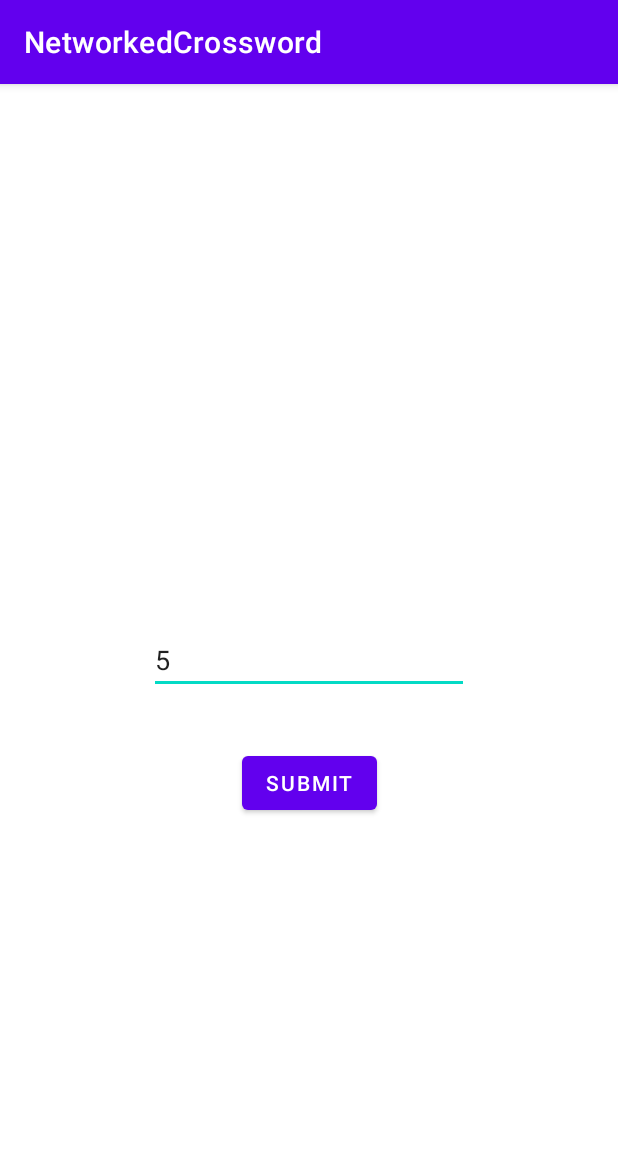
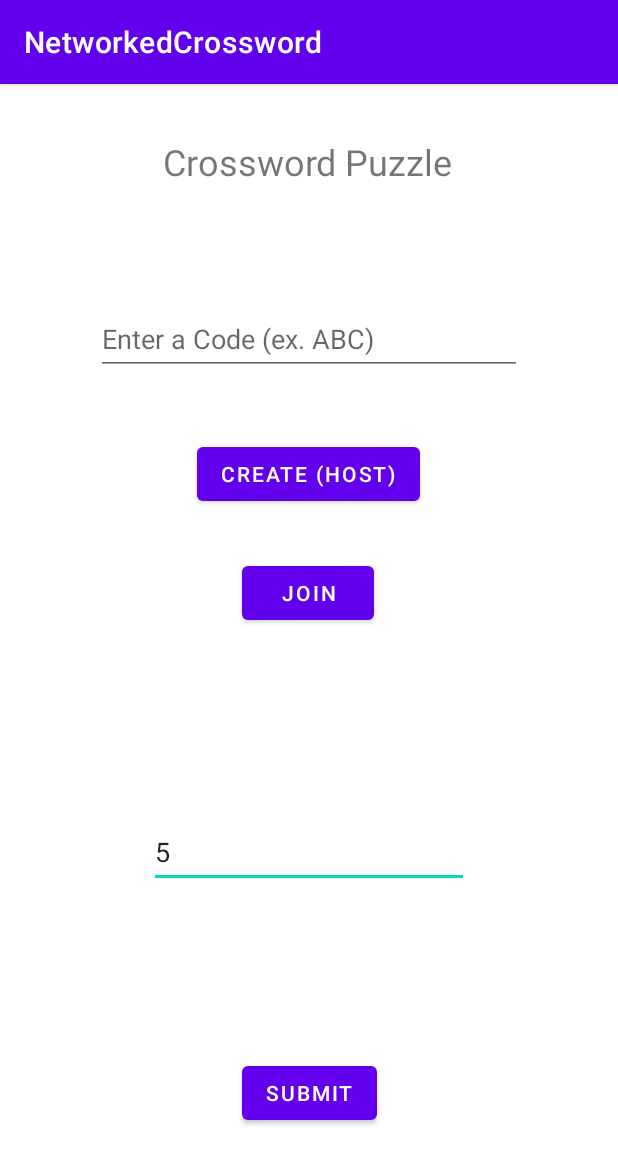
Before and after one commit to AndrewBunn00/NetworkedAndroidApp, an Android app: the screen it shows after launch (MainActivity), after a tap on "SUBMIT", on a phone screen of 412 x 824 dp. Shown: the top 1164 px of the screen. Run offline under Robolectric (Android 15) with nearby library versions, the phone set to English and light mode, and no system bars.

Commit message:
Added create and join lobby buttons with alerts

```diff
--- a/app/src/main/java/com/example/networkedcrossword/MainActivity.java
+++ b/app/src/main/java/com/example/networkedcrossword/MainActivity.java
@@ -1,12 +1,12 @@
 package com.example.networkedcrossword;
 
 import static java.lang.Thread.sleep;
-
 import androidx.appcompat.app.AppCompatActivity;
 
 import android.os.Bundle;
 import android.view.View;
 import android.widget.TextView;
+import android.widget.Toast;
 
 public class MainActivity extends AppCompatActivity {
 
@@ -23,7 +23,7 @@ public class MainActivity extends AppCompatActivity {
     }
 
     // TODO: Clean up if interrupted
-    private Runnable updateTextWithTime = new Runnable() {
+    public Runnable updateTextWithTime = new Runnable() {
         Integer i = 0;
 
         @Override public void run() {
@@ -63,4 +63,41 @@ public class MainActivity extends AppCompatActivity {
     }
 
 
+    public void createGame(View view) {
+
+        TextView codeTextBox = findViewById(R.id.code);
+//        output.setText("You touched me");
+        String text = codeTextBox.getText().toString();
+
+        // Check that the code is the right length and alert if not
+        if(text.length() != 3) {
+            Toast.makeText(this, "Code must be length 3", Toast.LENGTH_SHORT).show();
+            return;
+        }
+
+        System.out.println("Starting a server, with join code: " + text);
+
+        // TODO: call server code here
+
+    }
+
+    public void joinGame(View view) {
+
+        TextView codeTextBox = findViewById(R.id.code);
+//        output.setText("You touched me");
+        String text = codeTextBox.getText().toString();
+
+        // Check that the code is the right length and alert if not
+        if(text.length() != 3) {
+            Toast.makeText(this, "Code must be length 3", Toast.LENGTH_SHORT).show();
+            return;
+        }
+
+        System.out.println("Joining server with code: " + text);
+
+        // TODO: call client code here
+
+    }
+
+
 }
--- a/app/src/main/res/layout/activity_main.xml
+++ b/app/src/main/res/layout/activity_main.xml
@@ -16,18 +16,82 @@
         app:layout_constraintEnd_toEndOf="parent"
         app:layout_constraintStart_toStartOf="parent"
         app:layout_constraintTop_toTopOf="parent"
-        app:layout_constraintVertical_bias="0.614" />
+        app:layout_constraintVertical_bias="0.901"
+        tools:ignore="HardcodedText" />
 
     <EditText
         android:id="@+id/writeAnything"
         android:layout_width="wrap_content"
         android:layout_height="wrap_content"
+        android:layout_marginTop="256dp"
         android:ems="10"
         android:hint="Write Anything Here"
+        android:importantForAutofill="no"
+        android:inputType="textPersonName"
+        android:minHeight="48dp"
+        app:layout_constraintBottom_toBottomOf="parent"
+        app:layout_constraintEnd_toEndOf="parent"
+        app:layout_constraintStart_toStartOf="parent"
+        app:layout_constraintTop_toTopOf="parent"
+        tools:ignore="HardcodedText" />
+
+    <TextView
+        android:id="@+id/crosswordTitle"
+        android:layout_width="wrap_content"
+        android:layout_height="wrap_content"
+        android:text="Crossword Puzzle"
+        android:textSize="24sp"
+        app:layout_constraintBottom_toBottomOf="parent"
+        app:layout_constraintEnd_toEndOf="parent"
+        app:layout_constraintHorizontal_bias="0.497"
+        app:layout_constraintStart_toStartOf="parent"
+        app:layout_constraintTop_toTopOf="parent"
+        app:layout_constraintVertical_bias="0.048" />
+
+    <EditText
+        android:id="@+id/code"
+        android:layout_width="0dp"
+        android:layout_height="48dp"
+        android:layout_marginStart="64dp"
+        android:layout_marginTop="16dp"
+        android:layout_marginEnd="64dp"
+        android:layout_marginBottom="512dp"
+        android:ems="10"
+        android:hint="Enter a Code (ex. ABC)"
         android:inputType="textPersonName"
         app:layout_constraintBottom_toBottomOf="parent"
         app:layout_constraintEnd_toEndOf="parent"
         app:layout_constraintStart_toStartOf="parent"
-        app:layout_constraintTop_toTopOf="parent" />
+        app:layout_constraintTop_toBottomOf="@+id/crosswordTitle" />
+
+    <Button
+        android:id="@+id/createGameButton"
+        android:layout_width="wrap_content"
+        android:layout_height="wrap_content"
+        android:layout_marginTop="16dp"
+        android:layout_marginBottom="16dp"
+        android:onClick="createGame"
+        android:text="create (host)"
+        app:layout_constraintBottom_toBottomOf="parent"
+        app:layout_constraintEnd_toEndOf="parent"
+        app:layout_constraintHorizontal_bias="0.498"
+        app:layout_constraintStart_toStartOf="parent"
+        app:layout_constraintTop_toBottomOf="@+id/code"
+        app:layout_constraintVertical_bias="0.052" />
+
+    <Button
+        android:id="@+id/joinButton"
+        android:layout_width="wrap_content"
+        android:layout_height="wrap_content"
+        android:layout_marginTop="16dp"
+        android:layout_marginBottom="16dp"
+        android:onClick="joinGame"
+        android:text="Join"
+        app:layout_constraintBottom_toBottomOf="parent"
+        app:layout_constraintEnd_toEndOf="parent"
+        app:layout_constraintHorizontal_bias="0.498"
+        app:layout_constraintStart_toStartOf="parent"
+        app:layout_constraintTop_toBottomOf="@+id/createGameButton"
+        app:layout_constraintVertical_bias="0.038" />
 
 </androidx.constraintlayout.widget.ConstraintLayout>
```
